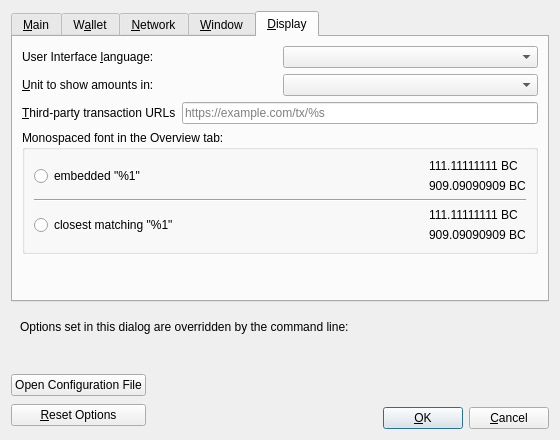
Before: the Qt Designer form src/qt/forms/optionsdialog.ui in bLeYeNk/X1Coin, drawn with Qt 5.
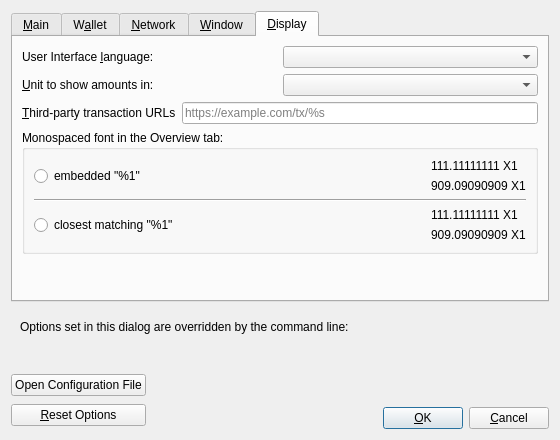
After: the same form once the commit is applied. The open tabs and pages were chosen to show the change. Custom widgets are drawn as their Qt base class.

```diff
--- a/src/qt/forms/optionsdialog.ui
+++ b/src/qt/forms/optionsdialog.ui
@@ -804,14 +804,14 @@
               <item>
                <widget class="QLabel" name="embeddedFont_label_1">
                 <property name="text">
-                 <string notr="true">111.11111111 BC</string>
+                 <string notr="true">111.11111111 X1</string>
                 </property>
                </widget>
               </item>
               <item>
                <widget class="QLabel" name="embeddedFont_label_9">
                 <property name="text">
-                 <string notr="true">909.09090909 BC</string>
+                 <string notr="true">909.09090909 X1</string>
                 </property>
                </widget>
               </item>
@@ -853,14 +853,14 @@
               <item>
                <widget class="QLabel" name="systemFont_label_1">
                 <property name="text">
-                 <string notr="true">111.11111111 BC</string>
+                 <string notr="true">111.11111111 X1</string>
                 </property>
                </widget>
               </item>
               <item>
                <widget class="QLabel" name="systemFont_label_9">
                 <property name="text">
-                 <string notr="true">909.09090909 BC</string>
+                 <string notr="true">909.09090909 X1</string>
                 </property>
                </widget>
               </item>
```
Left out of the diff: 12 changed lines with no effect on the pictures.
